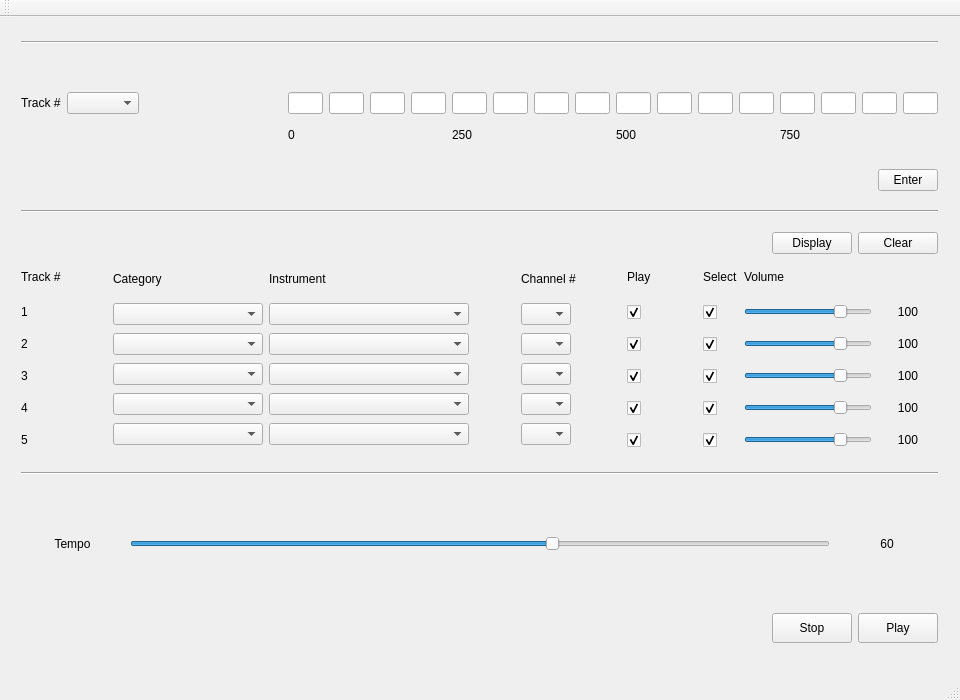
First picture: the form in mainwindow.ui, repository taoduo/QtSongWriter, before the edit.
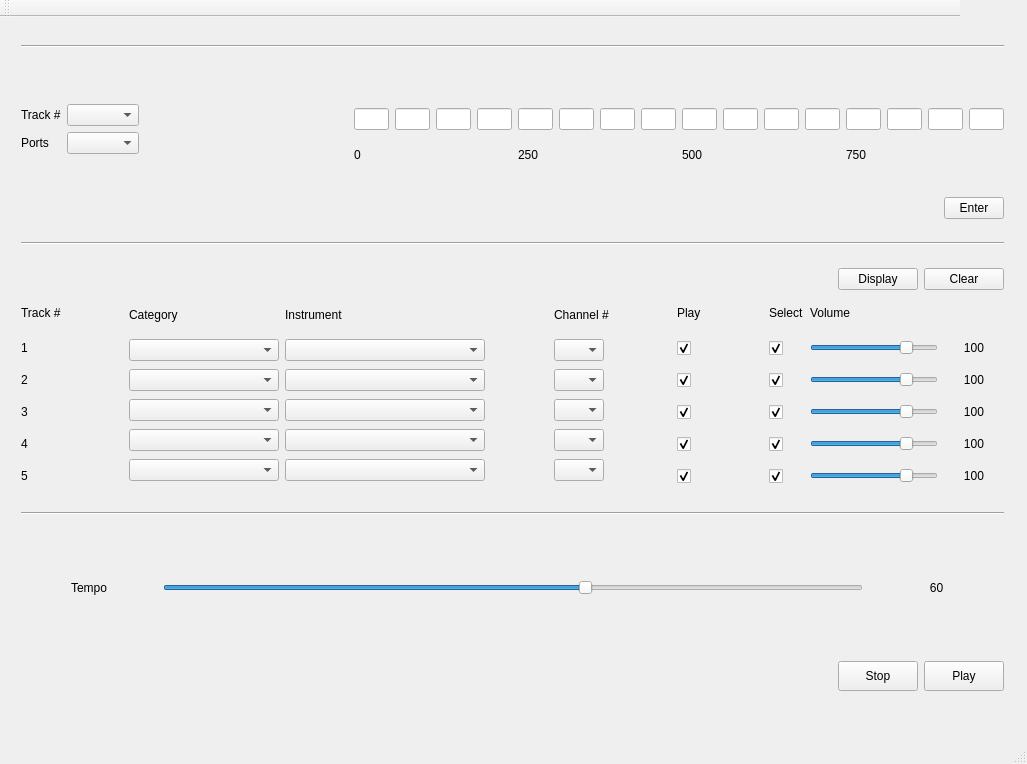
Second picture: the form after the edit.

Commit message: implemented ports selection

The edit to the form file:
```diff
--- a/mainwindow.ui
+++ b/mainwindow.ui
@@ -6,20 +6,20 @@
    <rect>
     <x>0</x>
     <y>0</y>
-    <width>960</width>
-    <height>700</height>
+    <width>1027</width>
+    <height>764</height>
    </rect>
   </property>
   <property name="minimumSize">
    <size>
-    <width>960</width>
-    <height>700</height>
+    <width>1027</width>
+    <height>764</height>
    </size>
   </property>
   <property name="maximumSize">
    <size>
-    <width>960</width>
-    <height>700</height>
+    <width>1027</width>
+    <height>764</height>
    </size>
   </property>
   <property name="windowTitle">
@@ -31,8 +31,8 @@
      <rect>
       <x>10</x>
       <y>0</y>
-      <width>939</width>
-      <height>656</height>
+      <width>1005</width>
+      <height>702</height>
      </rect>
     </property>
     <layout class="QVBoxLayout" name="verticalLayout_4">
@@ -74,6 +74,20 @@
            </item>
           </layout>
          </item>
+         <item>
+          <layout class="QHBoxLayout" name="horizontalLayout_18">
+           <item>
+            <widget class="QLabel" name="label_16">
+             <property name="text">
+              <string>Ports</string>
+             </property>
+            </widget>
+           </item>
+           <item>
+            <widget class="QComboBox" name="comboBox_ports"/>
+           </item>
+          </layout>
+         </item>
          <item>
           <widget class="QLabel" name="label_15">
            <property name="text">
```
Left out of the diff: 2 changed lines with no effect on the pictures. The commit also changes 2 other files.
